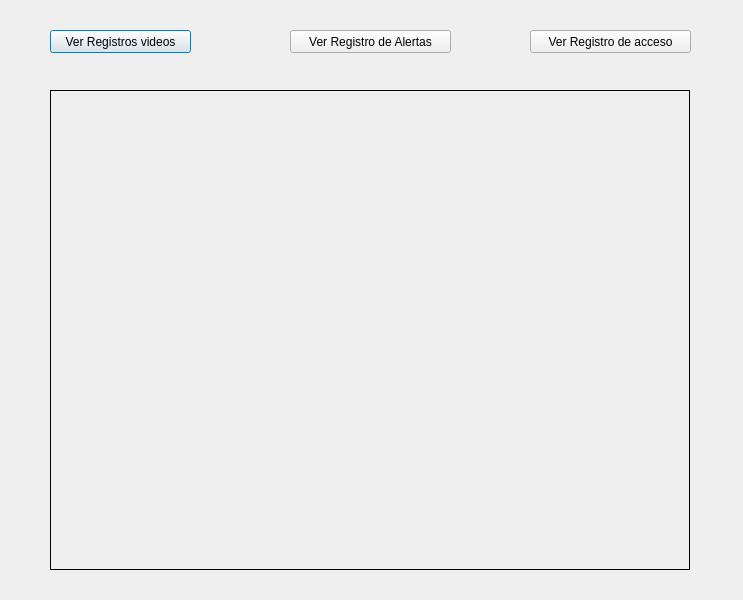
Before: the Qt Designer form Plantilla/base.ui in montecinosd/SafeCam, drawn with Qt 5.
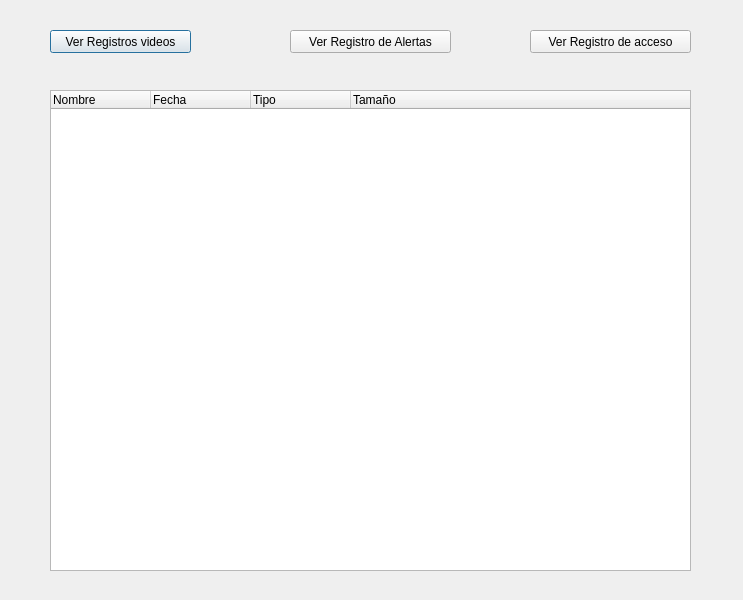
After: the same form once the commit is applied.

The edit to the form file:
```diff
--- a/Plantilla/base.ui
+++ b/Plantilla/base.ui
@@ -52,21 +52,35 @@
     <string>Ver Registro de acceso</string>
    </property>
   </widget>
-  <widget class="QLabel" name="MostrarCamara">
+  <widget class="QTreeWidget" name="directorio">
    <property name="geometry">
     <rect>
      <x>50</x>
      <y>90</y>
-     <width>640</width>
-     <height>480</height>
+     <width>641</width>
+     <height>481</height>
     </rect>
    </property>
-   <property name="frameShape">
-    <enum>QFrame::Box</enum>
-   </property>
-   <property name="text">
-    <string/>
-   </property>
+   <column>
+    <property name="text">
+     <string>Nombre                                </string>
+    </property>
+   </column>
+   <column>
+    <property name="text">
+     <string>Fecha</string>
+    </property>
+   </column>
+   <column>
+    <property name="text">
+     <string>Tipo</string>
+    </property>
+   </column>
+   <column>
+    <property name="text">
+     <string>Tamaño</string>
+    </property>
+   </column>
   </widget>
  </widget>
  <resources/>
```
